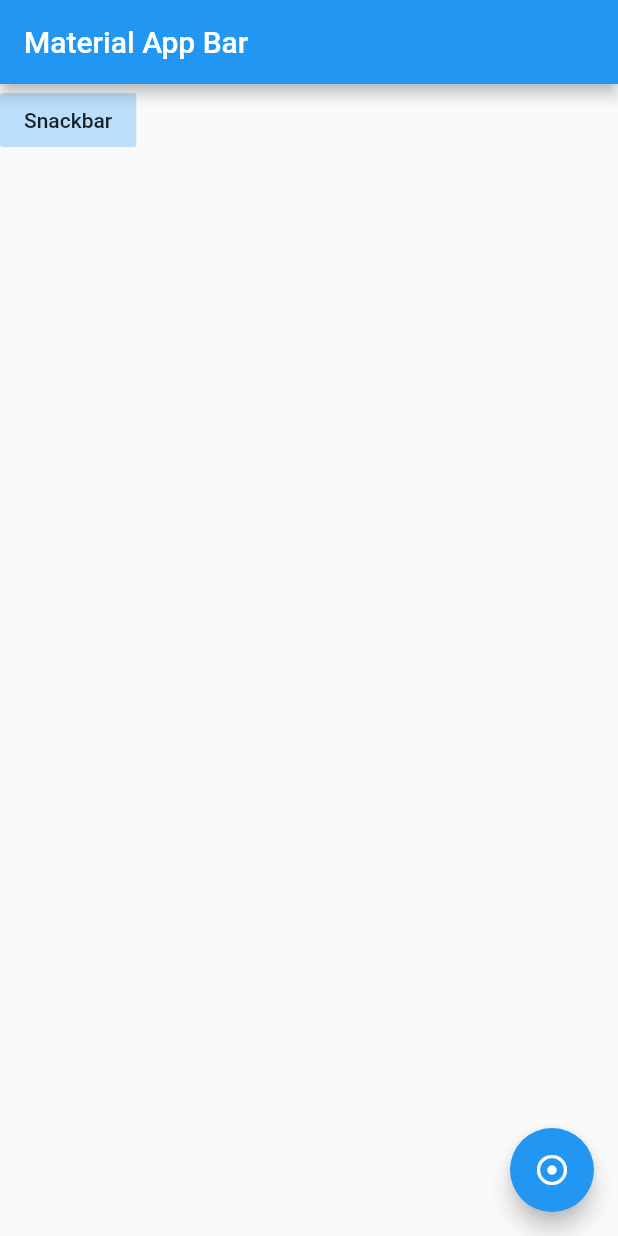
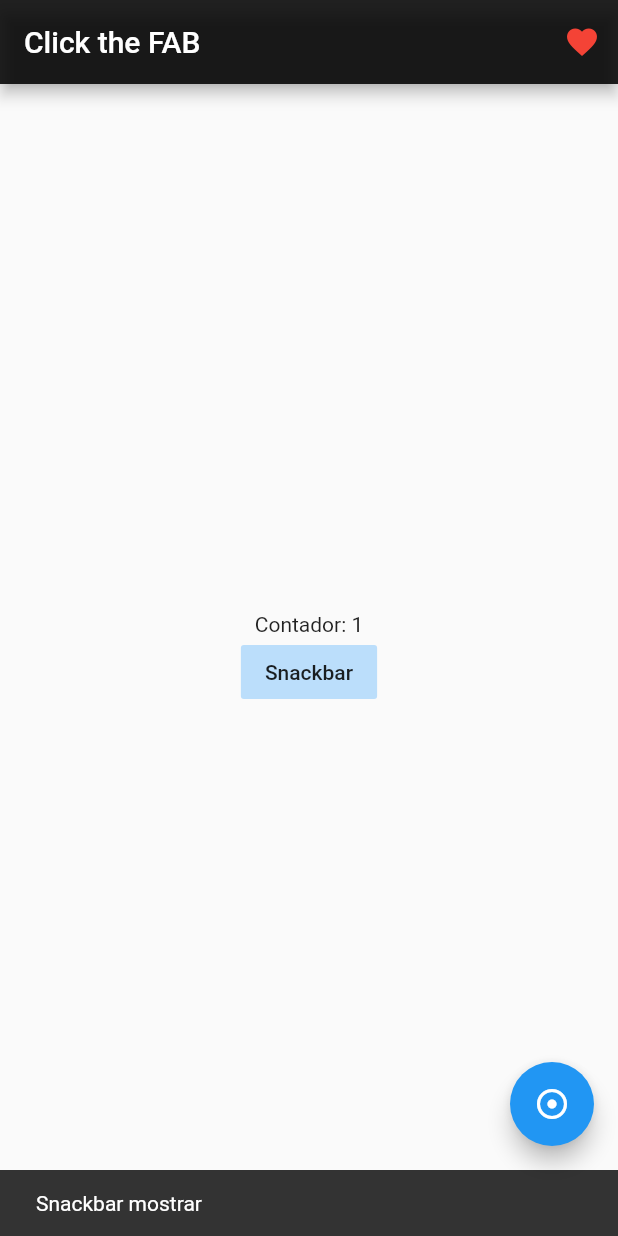
Before and after one commit to DanielBarragan96/android_Tarea1.p_ConociendoScaffold, a Flutter app: the screen it shows after launch, after a tap on "Snackbar", on a phone screen of 412 x 824 dp. Run offline on Flutter 3.47's test engine with Material 2 defaults, Android fonts, the phone set to English and light mode, and no system bars.

Commit message:
cambios en el codigo, cumpliendo con los requerimiento 1. 2. y 3

```diff
--- a/lib/main.dart
+++ b/lib/main.dart
@@ -12,10 +12,19 @@ class MyApp extends StatelessWidget {
   }
 }
 
-class HomePage extends StatelessWidget {
+class HomePage extends StatefulWidget {
   const HomePage({
     Key key,
   }) : super(key: key);
+
+  @override
+  _HomePageState createState() => _HomePageState();
+}
+
+class _HomePageState extends State<HomePage> {
+  //bool _isActive = true;
+  bool _isSeen = true;
+  int _counter = 0;
 
   @override
   Widget build(BuildContext context) {
@@ -24,35 +33,63 @@ class HomePage extends StatelessWidget {
     return Scaffold(
       key: _scaffoldkey,
       appBar: AppBar(
-        title: Text('Material App Bar'),
+        title: Text('Click the FAB'),
+        backgroundColor: Colors.black87,
+        actions: [
+          IconButton(
+            icon: Icon(
+              Icons.favorite,
+              color: _isSeen ? Colors.red : Colors.grey,
             ),
-      body: Column(
+            onPressed: () {
+              setState(() {
+                _isSeen = !_isSeen;
+              });
+            },
+          )
+        ],
+      ),
+      body: Center(
+        child: Column(
+          mainAxisSize: MainAxisSize.min,
           children: <Widget>[
+            Text("Contador: $_counter"),
             FlatButton(
               onPressed: () {
+                setState(() {
+                  _counter++;
+                  if (_counter % 2 == 0) {
                     _scaffoldkey.currentState
                       //para esconder el snackbar actual
                       ..hideCurrentSnackBar()
                       //mostrar dialogo
                       ..showSnackBar(SnackBar(
                         content: Text("Snackbar mostrar"),
-                  duration: Duration(milliseconds: 300),
+                        duration: Duration(milliseconds: 1000),
                       ));
+                  } else {
+                    _scaffoldkey.currentState
+                      //para esconder el snackbar actual
+                      ..hideCurrentSnackBar()
+                      //mostrar dialogo
+                      ..showSnackBar(SnackBar(
+                        content: Text("Snackbar mostrar"),
+                        duration: Duration(milliseconds: 1000),
+                      ));
+                  }
+                });
               },
               child: Text("Snackbar"),
               color: Colors.blue[100],
             ),
           ],
         ),
+      ),
       floatingActionButton: FloatingActionButton(
         onPressed: () {
           //mostrar dialogo
           showDialog(
-              barrierDismissible:
-                  //para que no se pueda quitar el mensaje
-                  //al presionar fuera de este = false
-                  //ESTO ES MALA PRACTICA
-                  false,
+              barrierDismissible: true,
               context: context,
               builder: (_) {
                 return AlertDialog(
```
Lines whose indentation alone changed are shown as unchanged.
